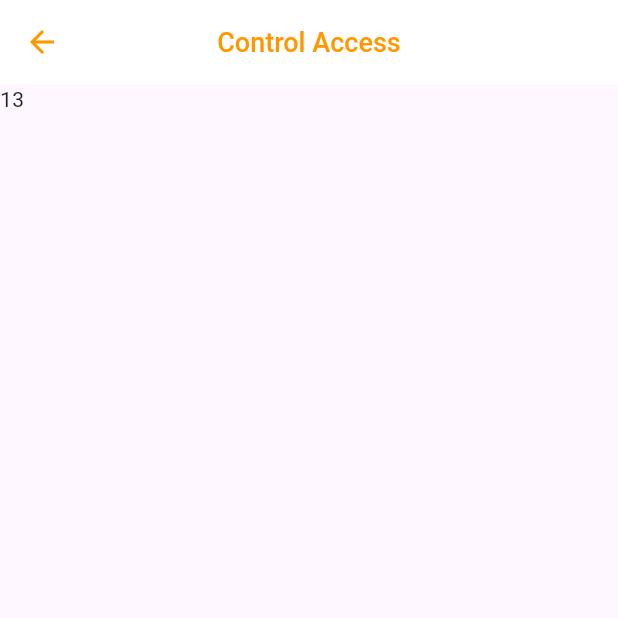
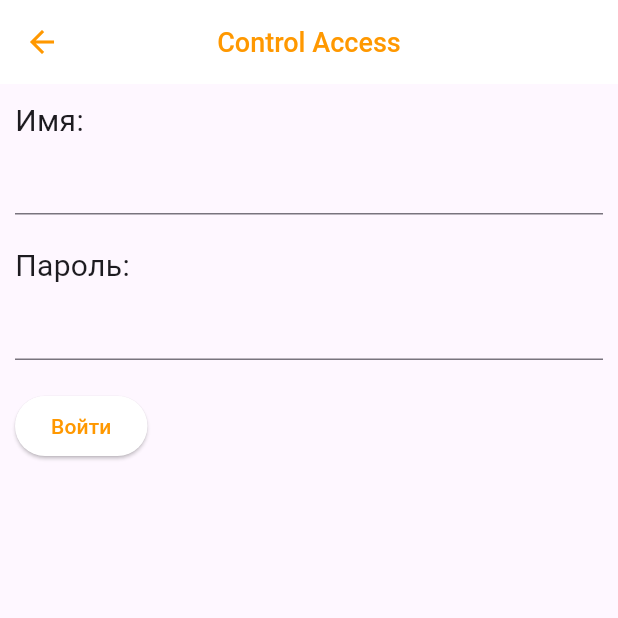
Before and after one commit to Guapchich1/Control-Access, a Flutter app: the screen it shows after launch, after a tap on "Вход", on a phone screen of 412 x 824 dp, the top half of it. Run offline on Flutter 3.47's test engine with Material 3 defaults, Android fonts, the phone set to English and light mode, and no system bars.

Commit message:
Сделан шаблон приложения

```diff
--- a/lib/Dimensions.dart
+++ b/lib/Dimensions.dart
@@ -2,3 +2,4 @@ const double fontsize16 = 16;
 const double fontsize18 = 18;
 const double width120 = 120;
 const double height40 = 40;
+const double parol = 432432;
--- a/lib/Widgets/Vhod2.dart
+++ b/lib/Pages/Widgets/Vhod2.dart
@@ -17,8 +17,7 @@ class AutorizButton2 extends StatelessWidget {
       child: Text(
         title,
         style: TextStyle(
-          color: Colors.orange,
-          decoration: TextDecoration.underline,
+          color: Colors.orange
         ),
       ),
     );
--- /dev/null
+++ b/lib/Pages/Widgets/Vhod5.dart
@@ -0,0 +1,42 @@
+import 'package:flutter/material.dart';
+
+class AutorizButton5 extends StatelessWidget {
+  final String title;
+  final Widget nextPage;
+  final GlobalKey<FormState> formKey;
+
+  const AutorizButton5({
+    super.key,
+    required this.title,
+    required this.nextPage,
+    required this.formKey,
+  });
+
+  @override
+  Widget build(BuildContext context) {
+    return ElevatedButton(
+      onPressed: () {
+        if (formKey.currentState!.validate()) {
+          ScaffoldMessenger.of(context).showSnackBar(
+            const SnackBar(
+              content: Text('Вы успешно авторизовались'),
+              backgroundColor: Colors.green,
+              duration: Duration(seconds: 1),
+            ),
+          );
+
+          // переход на новую страницу
+          Navigator.push(
+            context,
+            MaterialPageRoute(builder: (context) => nextPage),
+          );
+        }
+      },
+      style: ElevatedButton.styleFrom(
+        backgroundColor: Colors.white,
+        foregroundColor: Colors.orange,
+      ),
+      child: Text(title),
+    );
+  }
+}
--- /dev/null
+++ b/lib/Pages/vehicle/Vhod_Page.dart
@@ -0,0 +1,61 @@
+import 'package:flutter/material.dart';
+import 'package:flutter_project/Dimensions.dart';
+import 'package:flutter_project/Pages/Widgets/Vhod5.dart';
+import 'package:flutter_project/Pages/vehicle/Vhod_Vhod_page.dart';
+import 'package:flutter_project/Pages/Widgets/Vhod4.dart';
+
+class VhodPage extends StatelessWidget {
+  VhodPage({super.key});
+  final _formKey = GlobalKey<FormState>();
+  final TextEditingController _nameController = TextEditingController();
+  final TextEditingController _passwordController = TextEditingController();
+
+  @override
+  Widget build(BuildContext context) {
+    return Scaffold(
+      appBar: AppBar(
+        title: const Text(
+          'Control Access',
+          style: TextStyle(fontSize: fontsize18, fontWeight: FontWeight.w500),
+        ),
+        backgroundColor: Colors.white,
+        foregroundColor: Colors.orange,
+        centerTitle: true,
+      ),
+      body: Padding(
+        padding: const EdgeInsets.all(10.0),
+        child: Form(
+          key: _formKey,
+          child: Column(
+            crossAxisAlignment: CrossAxisAlignment.start,
+            children: [
+              const Text('Имя:', style: TextStyle(fontSize: 20.0)),
+              TextFormField(
+                controller: _nameController,
+                validator: (value) {
+                  if (value == null || value.isEmpty) {
+                    return 'Пожалуйста, введите имя';
+                  }
+                  return null;
+                },
+              ),
+              const SizedBox(height: 20.0),
+              const Text('Пароль:', style: TextStyle(fontSize: 20.0)),
+              TextFormField(
+                controller: _passwordController,
+                validator: (value) {
+                  if (value == null || value.isEmpty) {
+                    return 'Пожалуйста, введите пароль';
+                  }
+                  return null;
+                },
+              ),
+              const SizedBox(height: 20.0),
+              AutorizButton5(title: 'Войти', nextPage: VhodVhodPage(), formKey: _formKey)
+            ],
+          ),
+        ),
+      ),
+    );
+  }
+}
--- a/lib/Pages/vehicle/Second_Page.dart
+++ b/lib/Pages/vehicle/Vhod_Vhod_page.dart
@@ -1,8 +1,9 @@
 import 'package:flutter/material.dart';
 import 'package:flutter_project/Dimensions.dart';
+import 'package:flutter_project/Pages/Widgets/Vhod6.dart';
 
-class SecondPage extends StatelessWidget {
-  const SecondPage({super.key});
+class VhodVhodPage extends StatelessWidget {
+  const VhodVhodPage({super.key});
 
   @override
   Widget build(BuildContext context) {
@@ -16,8 +17,9 @@ class SecondPage extends StatelessWidget {
           foregroundColor: Colors.orange,
           centerTitle: true,
         ),
-      body: Text('13'),
-    );
+        body: Center(
+            child: AutorizButton6(title: 'Открыть')
+          ),
+        );
   }
-
 }
--- a/lib/Pages/vehicle/vehicle_page.dart
+++ b/lib/Pages/vehicle/vehicle_page.dart
@@ -1,9 +1,9 @@
 import 'package:flutter/material.dart';
 import 'package:flutter_project/Dimensions.dart';
-import 'package:flutter_project/Pages/vehicle/Second_Page.dart';
-import 'package:flutter_project/Pages/vehicle/third_page.dart';
-import 'package:flutter_project/Widgets/Vhod.dart';
-import 'package:flutter_project/Widgets/Vhod2.dart';
+import 'package:flutter_project/Pages/vehicle/Vhod_Page.dart';
+import 'package:flutter_project/Pages/vehicle/PervVhod_page.dart';
+import 'package:flutter_project/Pages/Widgets/Vhod.dart';
+import 'package:flutter_project/Pages/Widgets/Vhod2.dart';
 
 class VehiclePage extends StatelessWidget {
   const VehiclePage({super.key});
@@ -25,9 +25,9 @@ class VehiclePage extends StatelessWidget {
             mainAxisSize: MainAxisSize.min,       // чтобы колонка не растягивалась
             mainAxisAlignment: MainAxisAlignment.center, // центрируем по вертикали
             crossAxisAlignment: CrossAxisAlignment.center, // центрируем по горизонтали
-            children: [AutorizButton(title: 'Вход', nextPage: SecondPage()),
+            children: [AutorizButton(title: 'Вход', nextPage: VhodPage()),
               const SizedBox(height: 16), // отступ между кнопкой и текстом
-              AutorizButton2(title: 'Первичный вход', nextPage: ThirdPage())
+              AutorizButton2(title: 'Первичный вход', nextPage: PervVhodPage())
             ],
           ),
         )
```
Also changed, not shown: lib/Pages/Widgets/Vhod3.dart (added, +42 -0 lines), lib/Pages/Widgets/Vhod4.dart (added, +42 -0 lines), lib/Pages/Widgets/Vhod6.dart (added, +26 -0 lines), lib/Pages/vehicle/PervVhod_Vhod_page.dart (added, +60 -0 lines), lib/Pages/vehicle/PervVhod_page.dart (added, +51 -0 lines), lib/Pages/vehicle/third_page.dart (deleted, +0 -23 lines), lib/Pages/Widgets/Vhod.dart (renamed from lib/Widgets/Vhod.dart).
